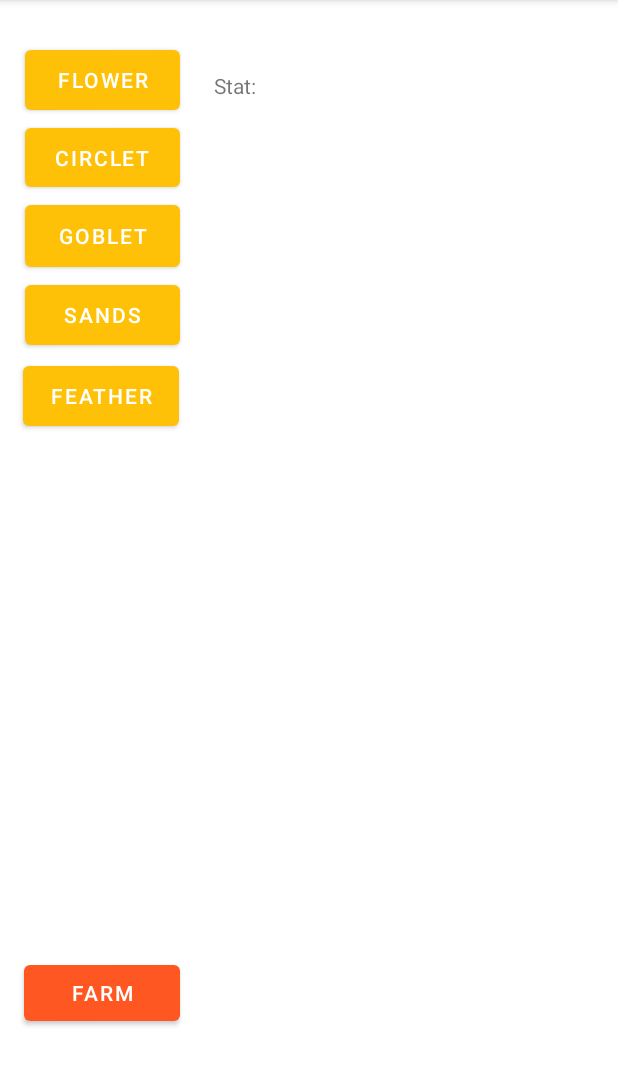
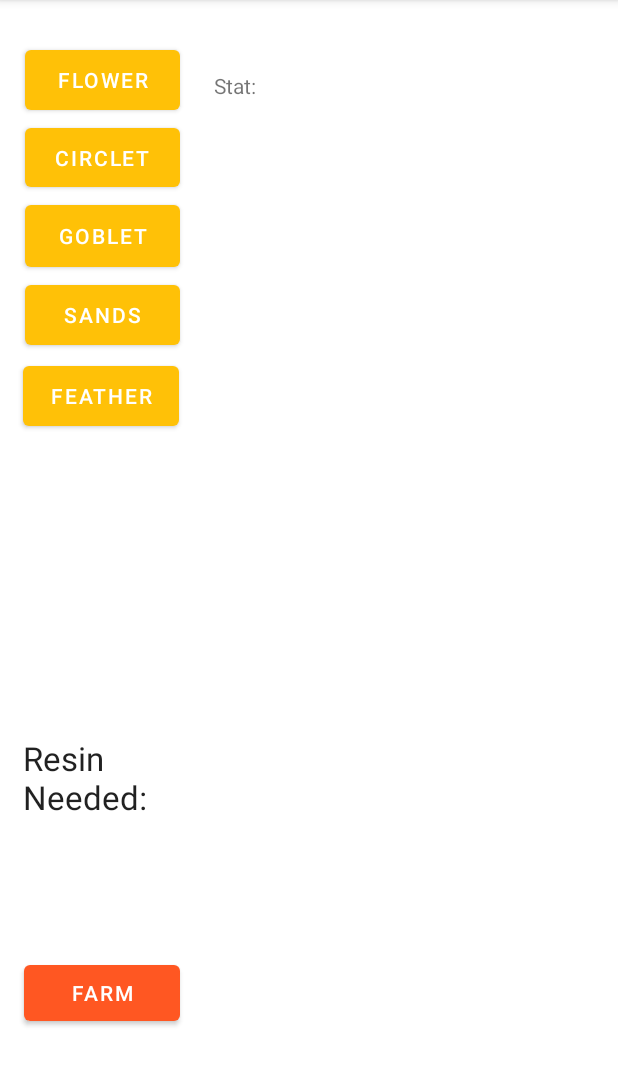
Before and after one commit to c-edh/gacha-helper, an Android app: the FarmArtifact screen opened directly, with no data from a screen before it, after a tap on "GOBLET", on a phone screen of 412 x 824 dp, the part 84-1170 px from its top. Run offline under Robolectric (Android 15) with nearby library versions, the phone set to English and light mode, and no system bars; our stand-ins replace Firebase (no records; nobody signed in at launch, a user with empty details on screens opened directly); 2 statements that could not run were skipped; 3 other taps on this screen came first.

Commit message:
Farm Artifacts is now finish, just going to polish it up

```diff
--- a/app/src/main/java/edu/csustan/cs3810/gacha_helper/FarmArtifact.java
+++ b/app/src/main/java/edu/csustan/cs3810/gacha_helper/FarmArtifact.java
@@ -98,15 +98,15 @@ public class FarmArtifact extends AppCompatActivity {
     }
 
     private void Farm(){
+        TextView resin = (TextView) findViewById(R.id.resinCountTextView);
         String FarmStat = statSelect.toString();
         String stat = artifactInfo.getStatChance(artifact);
        // System.out.println(stat);
         if(stat.equals(FarmStat)){
-            System.out.print(count + "tries to find it");
+            resin.setText("Resin Needed: \n" + count);
             count = 0;
         }else{
             count+=1;
-            System.out.println(count);
             Farm();
         }
     }
--- a/app/src/main/res/layout/activity_farm_artifact.xml
+++ b/app/src/main/res/layout/activity_farm_artifact.xml
@@ -15,6 +15,7 @@
         android:layout_marginStart="16dp"
         android:layout_marginEnd="2dp"
         android:text="Circlet"
+        android:onClick="getCircletOfLogosStats"
         app:backgroundTint="#FFC107"
         app:layout_constraintEnd_toStartOf="@+id/recyclerView"
         app:layout_constraintStart_toStartOf="parent"
@@ -28,6 +29,7 @@
         android:layout_marginTop="27dp"
         android:layout_marginEnd="2dp"
         android:text="Flower"
+        android:onClick="getFlowerStats"
         app:backgroundTint="#FFC107"
         app:layout_constraintEnd_toStartOf="@+id/recyclerView"
         app:layout_constraintStart_toStartOf="parent"
@@ -55,6 +57,7 @@
         android:layout_marginTop="2dp"
         android:layout_marginEnd="2dp"
         android:text="Feather"
+        android:onClick="getPlumeOfDeathStats"
         app:backgroundTint="#FFC107"
         app:layout_constraintEnd_toStartOf="@+id/recyclerView"
         app:layout_constraintStart_toStartOf="parent"
@@ -67,10 +70,12 @@
         android:layout_marginStart="16dp"
         android:layout_marginEnd="2dp"
         android:text="Sands"
+        android:onClick="getSandsOfEonStats"
         app:backgroundTint="#FFC107"
         app:layout_constraintEnd_toStartOf="@+id/recyclerView"
         app:layout_constraintStart_toStartOf="parent"
-        app:layout_constraintTop_toBottomOf="@+id/gobletFarmButton" />
+        app:layout_constraintTop_toBottomOf="@+id/gobletFarmButton"
+        />
 
     <androidx.recyclerview.widget.RecyclerView
         android:id="@+id/recyclerView"
@@ -99,4 +104,17 @@
         app:layout_constraintStart_toStartOf="parent"
         app:layout_constraintTop_toBottomOf="@+id/featherFarmButton" />
 
+    <TextView
+        android:id="@+id/resinCountTextView"
+        android:layout_width="101dp"
+        android:layout_height="121dp"
+        android:layout_marginStart="15dp"
+        android:layout_marginEnd="6dp"
+        android:layout_marginBottom="25dp"
+        android:text="Resin Needed: \n"
+        android:textAppearance="@style/TextAppearance.AppCompat.Large"
+        app:layout_constraintBottom_toTopOf="@+id/farmButton"
+        app:layout_constraintEnd_toStartOf="@+id/recyclerView"
+        app:layout_constraintStart_toStartOf="parent" />
+
 </androidx.constraintlayout.widget.ConstraintLayout>
```
